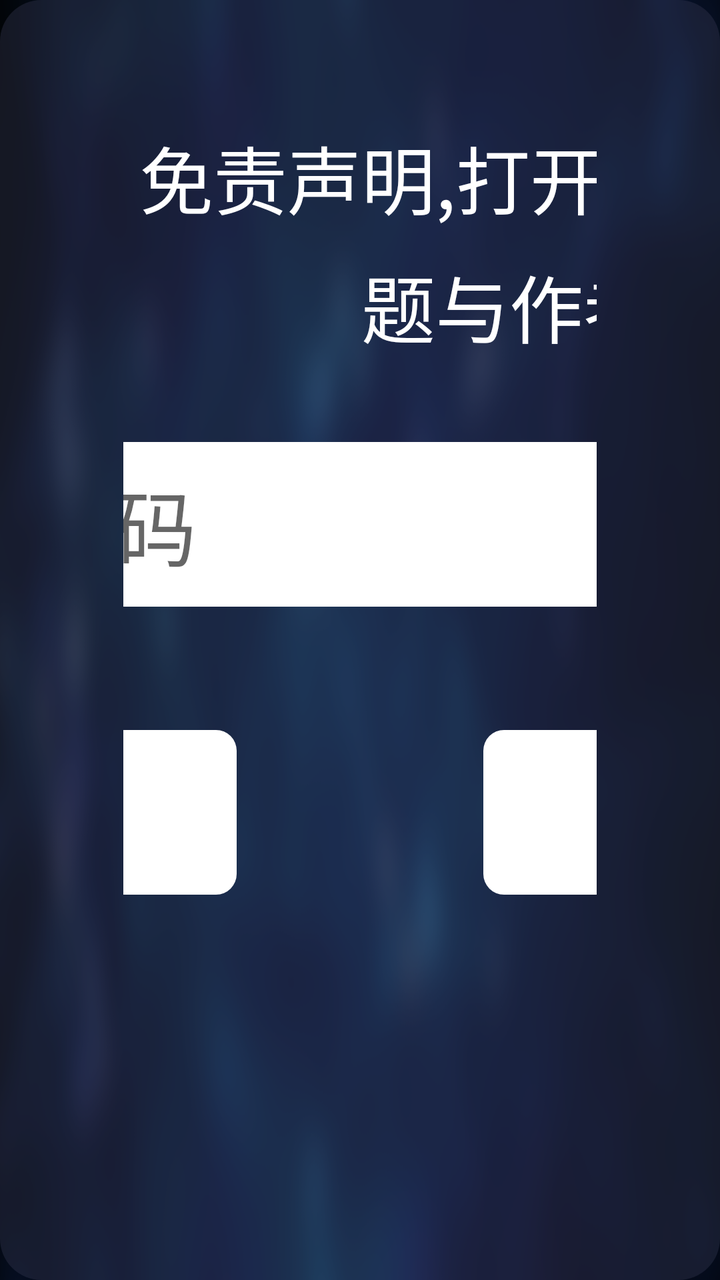
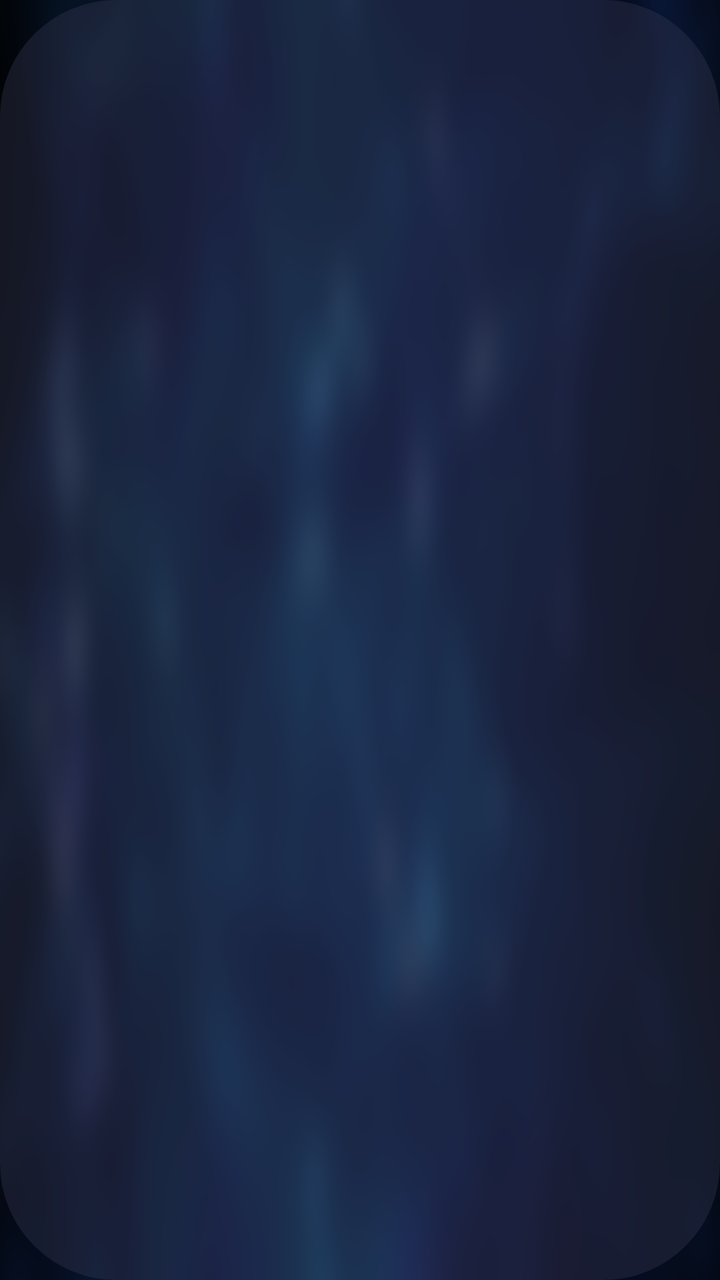

Two renders of the same Android screen: before a commit and after it. Below are the layout's source before the change and the commit's diff.
<!-- AndroidManifest.xml: application theme AppTheme.NoActionBar -->
<!-- res/layout/dialog_model.xml -->
<?xml version="1.0" encoding="utf-8"?>
<LinearLayout xmlns:android="http://schemas.android.com/apk/res/android"
    android:layout_width="wrap_content"
    android:layout_height="wrap_content"
    android:layout_gravity="center"
    android:background="@drawable/model_dialog_bg"
    android:orientation="vertical"
    android:padding="30pt">

    <TextView
        android:layout_width="300pt"
        android:layout_height="wrap_content"
        android:text="免责声明,打开青少年模式出现任何问题与作者无关,自行负责"
        android:gravity="center"
        android:lineSpacingMultiplier="1.2"
        android:textColor="@android:color/white"
        android:textSize="18pt" />

    <EditText
        android:id="@+id/etPassword"
        android:layout_width="300pt"
        android:layout_height="40pt"
        android:layout_gravity="center_horizontal"
        android:background="@drawable/password_shape"
        android:focusable="true"
        android:focusableInTouchMode="true"
        android:gravity="center_vertical"
        android:hint="请输入密码"
        android:layout_marginTop="20pt"
        android:inputType="textPassword"
        android:maxLines="1"
        android:paddingLeft="10pt"
        android:paddingRight="10pt"
        android:textColor="@android:color/black"
        android:textSize="20pt" />

    <LinearLayout
        android:layout_width="300pt"
        android:layout_height="40pt"
        android:layout_gravity="center_horizontal"
        android:layout_marginTop="30pt"
        android:orientation="horizontal">

        <TextView
            android:id="@+id/tvConfirm"
            android:layout_width="120pt"
            android:layout_height="40pt"
            android:background="@drawable/splash_focus"
            android:focusable="true"
            android:focusableInTouchMode="true"
            android:gravity="center"
            android:text="确定"
            android:textColor="@android:color/black"
            android:textSize="18pt" />

        <Space
            android:layout_width="0dp"
            android:layout_height="wrap_content"
            android:layout_weight="1" />

        <TextView
            android:id="@+id/tvCancel"
            android:layout_width="120pt"
            android:layout_height="40pt"
            android:background="@drawable/splash_focus"
            android:focusable="true"
            android:focusableInTouchMode="true"
            android:gravity="center"
            android:text="取消"
            android:textColor="@android:color/black"
            android:textSize="18pt" />
    </LinearLayout>
</LinearLayout>
<!-- resources referenced by this layout -->
<resources>
  <!-- drawable model_dialog_bg (drawable) -->
  <?xml version="1.0" encoding="utf-8"?>
  <shape xmlns:android="http://schemas.android.com/apk/res/android">
      <corners android:radius="10pt"/>
      <solid android:color="@color/color_6632364E"/>
  </shape>
  <!-- drawable password_shape (drawable) -->
  <?xml version="1.0" encoding="utf-8"?>
  <shape xmlns:android="http://schemas.android.com/apk/res/android">
      <corners android:radius="5pt" />
      <solid android:color="@android:color/white" />
  </shape>
  <!-- drawable splash_focus (drawable) -->
  <?xml version="1.0" encoding="utf-8"?>
  <selector xmlns:android="http://schemas.android.com/apk/res/android">
      <item android:state_focused="true">
          <shape>
              <corners android:radius="5pt" />
              <solid android:color="@android:color/white" />
              <stroke android:width="2pt" android:color="@color/color_FF5F00" />
          </shape>
      </item>
      <item android:state_focused="false">
          <shape>
              <corners android:radius="5pt" />
              <solid android:color="@android:color/white" />
          </shape>
      </item>
  </selector>
  <style name="AppTheme.NoActionBar">
          <item name="android:windowActionBar">false</item>
          <item name="android:windowNoTitle">true</item>
          <item name="windowActionBar">false</item>
          <item name="android:windowFullscreen">true</item>//全屏即无通知栏
          <item name="android:windowContentOverlay">@null</item>//是否有遮盖
          <item name="windowNoTitle">true</item>
          <item name="android:keepScreenOn">true</item>
          
          <item name="android:windowBackground">@drawable/vod_thumb</item>
      </style>
  <color name="color_6632364E">#6632364E</color>
  <color name="color_FF5F00">#FF5F00</color>
  <!-- drawable vod_thumb: png bitmap (drawable-xhdpi, 198620 bytes) -->
</resources>

<!-- the commit's change to res/layout/dialog_model.xml (unified diff, before → after) -->
@@ -5,53 +5,53 @@
     android:layout_gravity="center"
     android:background="@drawable/model_dialog_bg"
     android:orientation="vertical"
-    android:padding="30pt">
+    android:padding="30mm">
 
     <TextView
-        android:layout_width="300pt"
+        android:layout_width="300mm"
         android:layout_height="wrap_content"
         android:text="免责声明,打开青少年模式出现任何问题与作者无关,自行负责"
         android:gravity="center"
         android:lineSpacingMultiplier="1.2"
         android:textColor="@android:color/white"
-        android:textSize="18pt" />
+        android:textSize="18mm" />
 
     <EditText
         android:id="@+id/etPassword"
-        android:layout_width="300pt"
-        android:layout_height="40pt"
+        android:layout_width="300mm"
+        android:layout_height="40mm"
         android:layout_gravity="center_horizontal"
         android:background="@drawable/password_shape"
         android:focusable="true"
         android:focusableInTouchMode="true"
         android:gravity="center_vertical"
         android:hint="请输入密码"
-        android:layout_marginTop="20pt"
+        android:layout_marginTop="20mm"
         android:inputType="textPassword"
         android:maxLines="1"
-        android:paddingLeft="10pt"
-        android:paddingRight="10pt"
+        android:paddingLeft="10mm"
+        android:paddingRight="10mm"
         android:textColor="@android:color/black"
-        android:textSize="20pt" />
+        android:textSize="20mm" />
 
     <LinearLayout
-        android:layout_width="300pt"
-        android:layout_height="40pt"
+        android:layout_width="300mm"
+        android:layout_height="40mm"
         android:layout_gravity="center_horizontal"
-        android:layout_marginTop="30pt"
+        android:layout_marginTop="30mm"
         android:orientation="horizontal">
 
         <TextView
             android:id="@+id/tvConfirm"
-            android:layout_width="120pt"
-            android:layout_height="40pt"
+            android:layout_width="120mm"
+            android:layout_height="40mm"
             android:background="@drawable/splash_focus"
             android:focusable="true"
             android:focusableInTouchMode="true"
             android:gravity="center"
             android:text="确定"
             android:textColor="@android:color/black"
-            android:textSize="18pt" />
+            android:textSize="18mm" />
 
         <Space
             android:layout_width="0dp"
@@ -60,14 +60,14 @@
 
         <TextView
             android:id="@+id/tvCancel"
-            android:layout_width="120pt"
-            android:layout_height="40pt"
+            android:layout_width="120mm"
+            android:layout_height="40mm"
             android:background="@drawable/splash_focus"
             android:focusable="true"
             android:focusableInTouchMode="true"
             android:gravity="center"
             android:text="取消"
             android:textColor="@android:color/black"
-            android:textSize="18pt" />
+            android:textSize="18mm" />
     </LinearLayout>
 </LinearLayout>
<!-- resource entries referenced after the edit -->
@@ -3,13 +3,13 @@
   <!-- drawable model_dialog_bg (drawable) -->
   <?xml version="1.0" encoding="utf-8"?>
   <shape xmlns:android="http://schemas.android.com/apk/res/android">
-      <corners android:radius="10pt"/>
+      <corners android:radius="10mm"/>
       <solid android:color="@color/color_6632364E"/>
   </shape>
   <!-- drawable password_shape (drawable) -->
   <?xml version="1.0" encoding="utf-8"?>
   <shape xmlns:android="http://schemas.android.com/apk/res/android">
-      <corners android:radius="5pt" />
+      <corners android:radius="5mm" />
       <solid android:color="@android:color/white" />
   </shape>
   <!-- drawable splash_focus (drawable) -->
@@ -17,14 +17,14 @@
   <selector xmlns:android="http://schemas.android.com/apk/res/android">
       <item android:state_focused="true">
           <shape>
-              <corners android:radius="5pt" />
+              <corners android:radius="5mm" />
               <solid android:color="@android:color/white" />
-              <stroke android:width="2pt" android:color="@color/color_FF5F00" />
+              <stroke android:width="2mm" android:color="@color/color_FF5F00" />
           </shape>
       </item>
       <item android:state_focused="false">
           <shape>
-              <corners android:radius="5pt" />
+              <corners android:radius="5mm" />
               <solid android:color="@android:color/white" />
           </shape>
       </item>
